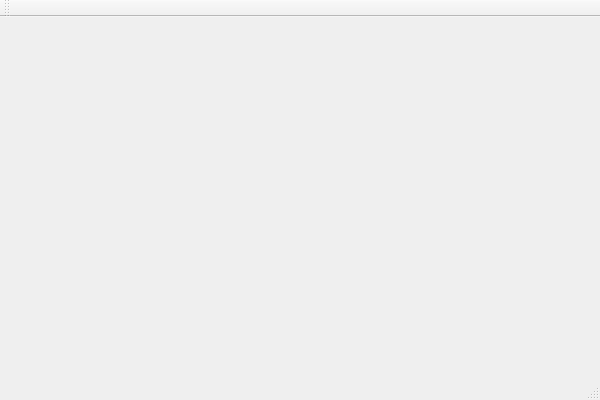
This is src/ui/windows/CashatakMainWindow.ui in IbrahimYasserM/Cashtak as Qt 5 draws it before an edit. The edited form follows.
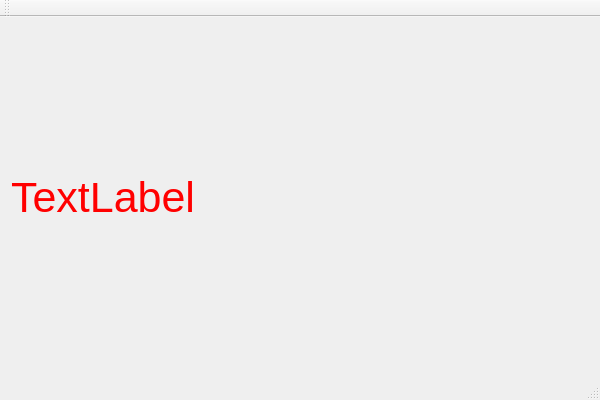
This is the edited form.

Patch:
```diff
--- a/src/ui/windows/CashatakMainWindow.ui
+++ b/src/ui/windows/CashatakMainWindow.ui
@@ -13,7 +13,21 @@
   <property name="windowTitle">
    <string>Cashatak</string>
   </property>
-  <widget class="QWidget" name="centralWidget"/>
+  <widget class="QWidget" name="centralWidget">
+   <layout class="QVBoxLayout" name="verticalLayout">
+    <item>
+     <widget class="QLabel" name="label">
+      <property name="styleSheet">
+       <string notr="true">font: 32pt;
+color: red</string>
+      </property>
+      <property name="text">
+       <string>TextLabel</string>
+      </property>
+     </widget>
+    </item>
+   </layout>
+  </widget>
   <widget class="QMenuBar" name="menuBar">
    <property name="geometry">
     <rect>
```
Left out of the diff: 2 changed lines with no effect on the pictures.
